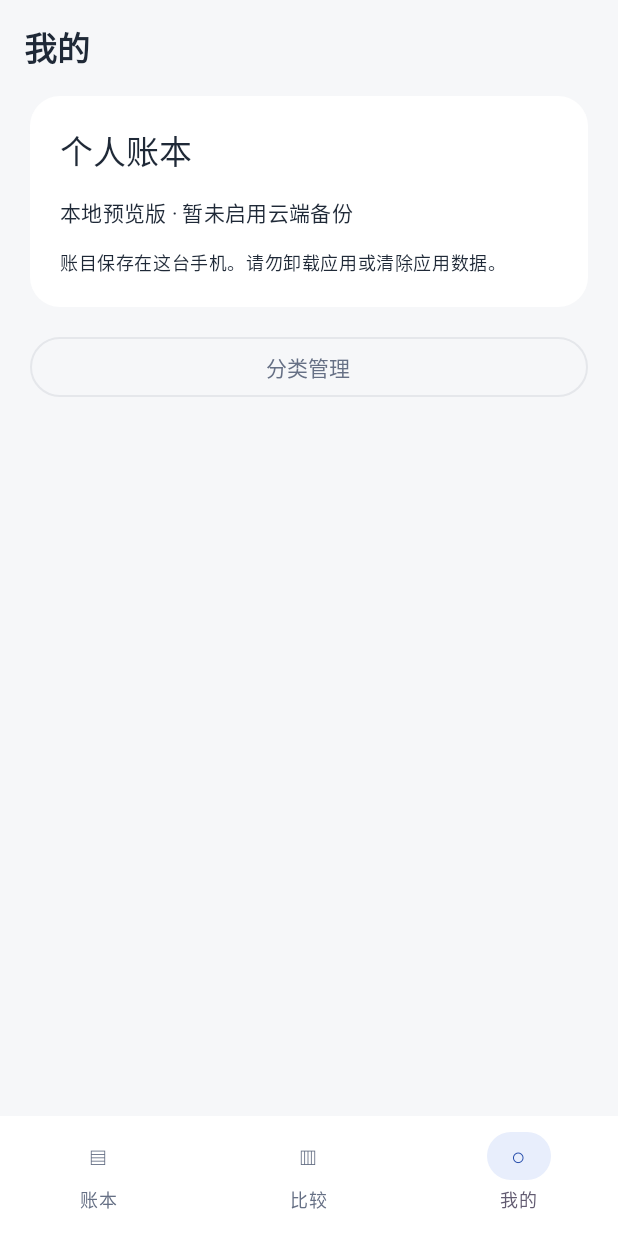
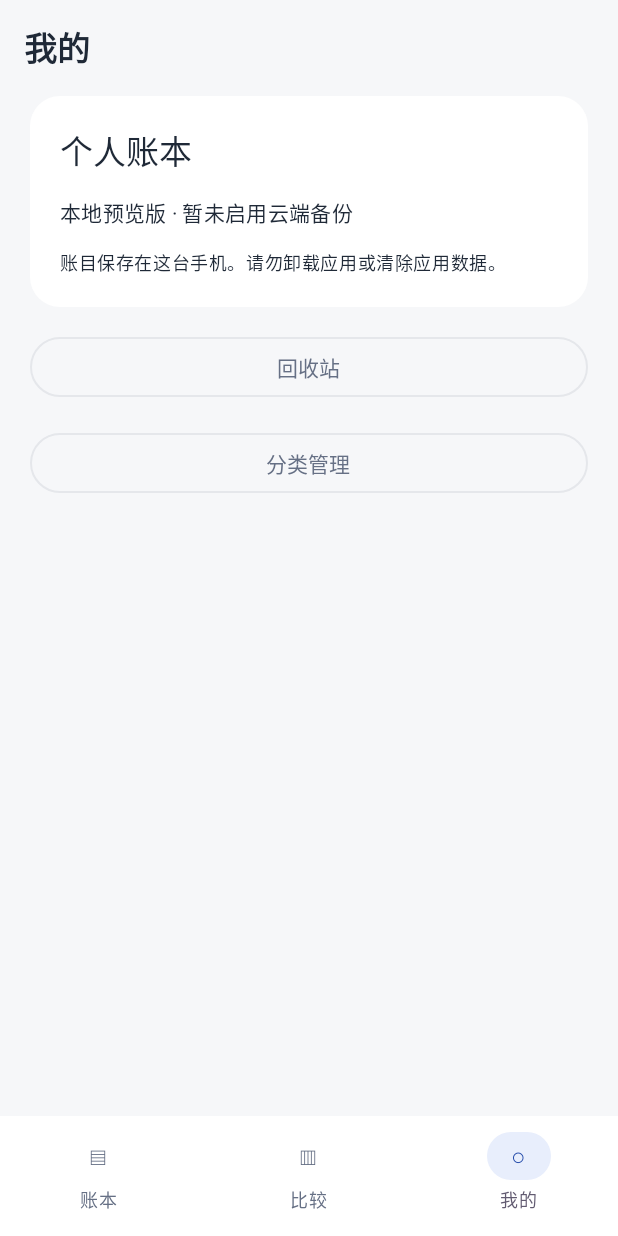
Before and after one commit to wambiton/daily-ledger, an Android app built with Jetpack Compose: the composable LedgerApp shown on its own in the app's theme, item 3 of the bottom bar chosen, on a phone screen of 412 x 824 dp. Run offline under Robolectric (Android 15) with nearby library versions, the phone set to English and light mode, and no system bars; our stand-ins replace Room's generated code; 1 statement that could not run was skipped.

Commit message:
feat: retain deleted entries for 30 days and restore from trash

```diff
--- a/android/app/src/main/java/com/personal/ledger/data/LedgerDatabase.kt
+++ b/android/app/src/main/java/com/personal/ledger/data/LedgerDatabase.kt
@@ -50,6 +50,11 @@ data class ImportedSource(val owner: String, val sourceId: String)
 
 @Dao
 interface LedgerDao {
+    @Query("SELECT * FROM entries WHERE owner = :owner ORDER BY createdAt, id") suspend fun allEntries(owner: String): List<Entry>
+    @Query("SELECT * FROM entries WHERE owner = :owner AND deletedAt IS NOT NULL ORDER BY deletedAt DESC") fun trash(owner: String): Flow<List<Entry>>
+    @Query("DELETE FROM entries WHERE owner = :owner AND deletedAt IS NOT NULL AND deletedAt <= :cutoff") suspend fun purgeTrash(owner: String, cutoff: Long): Int
+    @Query("SELECT COUNT(DISTINCT entityId) FROM outbox WHERE owner = :owner AND entityType = 'entry'") fun pendingEntries(owner: String): Flow<Int>
+    @Query("SELECT * FROM sync_state WHERE owner = :owner") fun observeBackupState(owner: String): Flow<SyncState?>
     @Query("SELECT sourceId FROM imported_sources WHERE owner = :owner") suspend fun importedSources(owner: String): List<String>
     @Insert(onConflict = OnConflictStrategy.IGNORE) suspend fun markImported(source: ImportedSource)
     @Query("DELETE FROM imported_sources WHERE owner = :owner") suspend fun clearImported(owner: String)
--- a/android/app/src/main/java/com/personal/ledger/data/LedgerRepository.kt
+++ b/android/app/src/main/java/com/personal/ledger/data/LedgerRepository.kt
@@ -11,6 +11,23 @@ class LedgerRepository(private val db: LedgerDatabase, val owner: String) {
     val categories = dao.categories(owner)
     val entries = dao.entries(owner)
     val pendingCount = dao.pendingCount(owner)
+    val trash = dao.trash(owner)
+    companion object { const val RETENTION_MS = 30L * 24 * 60 * 60 * 1000 }
+
+    suspend fun purgeExpired(now: Long = System.currentTimeMillis()): Int = db.withTransaction {
+        // Keep deletion operations pending until a full snapshot is acknowledged.
+        dao.purgeTrash(owner, now - RETENTION_MS)
+    }
+
+    suspend fun restoreDeleted(id: String, now: Long = System.currentTimeMillis()) = db.withTransaction {
+        val entry = requireNotNull(dao.entry(id)) { "账目已过期或不存在" }
+        require(entry.owner == owner) { "无法访问此账目" }
+        val deleted = requireNotNull(entry.deletedAt) { "账目已恢复" }
+        require(deleted > now - RETENTION_MS) { "这笔账目已超过30天，无法恢复" }
+        val restored = entry.copy(deletedAt = null, updatedAt = now)
+        dao.upsertEntry(restored)
+        queueEntry(restored, "upsert")
+    }
 
     suspend fun seedDefaults() = db.withTransaction {
         val names = mapOf(
--- a/android/app/src/main/java/com/personal/ledger/ui/LedgerApp.kt
+++ b/android/app/src/main/java/com/personal/ledger/ui/LedgerApp.kt
@@ -90,7 +90,7 @@ fun LedgerApp(vm: LedgerViewModel = viewModel(), externalBusy: Boolean = false,
         containerColor = MaterialTheme.colorScheme.background,
         snackbarHost = { SnackbarHost(snackbar) },
         topBar = { TopAppBar(
-            title = { Text(when(route) { "choose" -> "选择分类"; "form" -> if(entryId == null) "记一笔" else "编辑账目"; "detail" -> "账目详情"; "manage" -> "分类管理"; else -> when(tab) { 0 -> "账本"; 1 -> "比较"; else -> "我的" } }, fontWeight = FontWeight.Bold) },
+            title = { Text(when(route) { "choose" -> "选择分类"; "form" -> if(entryId == null) "记一笔" else "编辑账目"; "detail" -> "账目详情"; "manage" -> "分类管理"; "trash" -> "回收站"; else -> when(tab) { 0 -> "账本"; 1 -> "比较"; else -> "我的" } }, fontWeight = FontWeight.Bold) },
             navigationIcon = { if(route != "home") TextButton(onClick = { leave() }, enabled = !busy) { Text("返回") } },
             actions = { if(route == "home" && tab == 0) Text("本地保存", modifier = Modifier.padding(end = 20.dp), style = MaterialTheme.typography.labelMedium) },
             colors = TopAppBarDefaults.topAppBarColors(containerColor = MaterialTheme.colorScheme.background)
@@ -136,8 +136,10 @@ fun LedgerApp(vm: LedgerViewModel = viewModel(), externalBusy: Boolean = false,
                             Text("账目保存在这台手机。请勿卸载应用或清除应用数据。", style = MaterialTheme.typography.bodySmall)
                         }
                     }
+                    OutlinedButton(onClick = { route = "trash" }, enabled = !busy, modifier = Modifier.fillMaxWidth()) { Text("回收站") }
                     OutlinedButton(onClick = { type = "expense"; route = "manage" }, modifier = Modifier.fillMaxWidth()) { Text("分类管理") }
                 }
+                "trash" -> TrashScreen(vm, byId, busy)
                 "choose", "manage" -> {
                     TypeSelector(type, !busy) { type = it; categoryId = ""; if(categoryReturn) dirty = true }
                     Text(if(route == "choose") "先选择分类，再填写金额" else "收入与支出分类分别管理", color = MaterialTheme.colorScheme.onSurfaceVariant)
@@ -189,7 +191,7 @@ fun LedgerApp(vm: LedgerViewModel = viewModel(), externalBusy: Boolean = false,
     if(discard) AlertDialog(onDismissRequest = { discard = false }, title = { Text("放弃本次编辑？") },
         text = { Text("尚未保存的内容将丢失。") }, confirmButton = { TextButton(onClick = { discard = false; dirty = false; route = if(entryId == null) "home" else "detail" }) { Text("放弃") } },
         dismissButton = { TextButton(onClick = { discard = false }) { Text("继续编辑") } })
-    if(deleteConfirm) AlertDialog(onDismissRequest = { if(!busy) deleteConfirm = false }, title = { Text("删除这笔账目？") },
+    if(deleteConfirm) AlertDialog(onDismissRequest = { if(!busy) deleteConfirm = false }, title = { Text("移入回收站？删除后保留30天") },
         text = { val e = entries.find { it.id == detailId }; Text("${e?.let { byId[it.categoryId]?.name }.orEmpty()} ¥${e?.let { Rules.money(it.amountFen) }.orEmpty()}") },
         confirmButton = { TextButton(enabled = !busy, onClick = { detailId?.let { vm.delete(it) { deleteConfirm = false; route = "home" } } }) { Text("删除") } },
         dismissButton = { TextButton(enabled = !busy, onClick = { deleteConfirm = false }) { Text("取消") } })
--- a/android/app/src/main/java/com/personal/ledger/ui/LedgerViewModel.kt
+++ b/android/app/src/main/java/com/personal/ledger/ui/LedgerViewModel.kt
@@ -17,6 +17,7 @@ class LedgerViewModel @JvmOverloads constructor(application: Application, privat
     val pending = repo.pendingCount.stateIn(viewModelScope, SharingStarted.WhileSubscribed(5000), 0)
     val categories = repo.categories.stateIn(viewModelScope, SharingStarted.WhileSubscribed(5000), emptyList())
     val entries = repo.entries.stateIn(viewModelScope, SharingStarted.WhileSubscribed(5000), emptyList())
+    val trash = repo.trash.stateIn(viewModelScope, SharingStarted.WhileSubscribed(5000), emptyList())
     val ready = MutableStateFlow(false)
     val busy = MutableStateFlow(false)
     val error = MutableStateFlow<String?>(null)
@@ -25,6 +26,8 @@ class LedgerViewModel @JvmOverloads constructor(application: Application, privat
     override fun onCleared() { LedgerDatabases.release(databaseName) }
     fun initialize() = runAction {
         repo.seedDefaults()
+        repo.purgeExpired()
+        TrashCleanup.schedule(getApplication(), databaseName, owner)
         ready.value = true
     }
     fun addCategory(type: String, name: String, complete: (Category) -> Unit) = runAction {
@@ -38,6 +41,7 @@ class LedgerViewModel @JvmOverloads constructor(application: Application, privat
         repo.delete(id)
         complete()
     }
+    fun restoreDeleted(id: String) = runAction { repo.restoreDeleted(id) }
     private fun runAction(block: suspend () -> Unit) {
         if (busy.value) return
         busy.value = true
```
Also changed, not shown: android/app/src/main/java/com/personal/ledger/data/TrashCleanup.kt (added, +26 -0 lines), android/app/src/main/java/com/personal/ledger/ui/TrashScreen.kt (added, +31 -0 lines), 3 other files.
